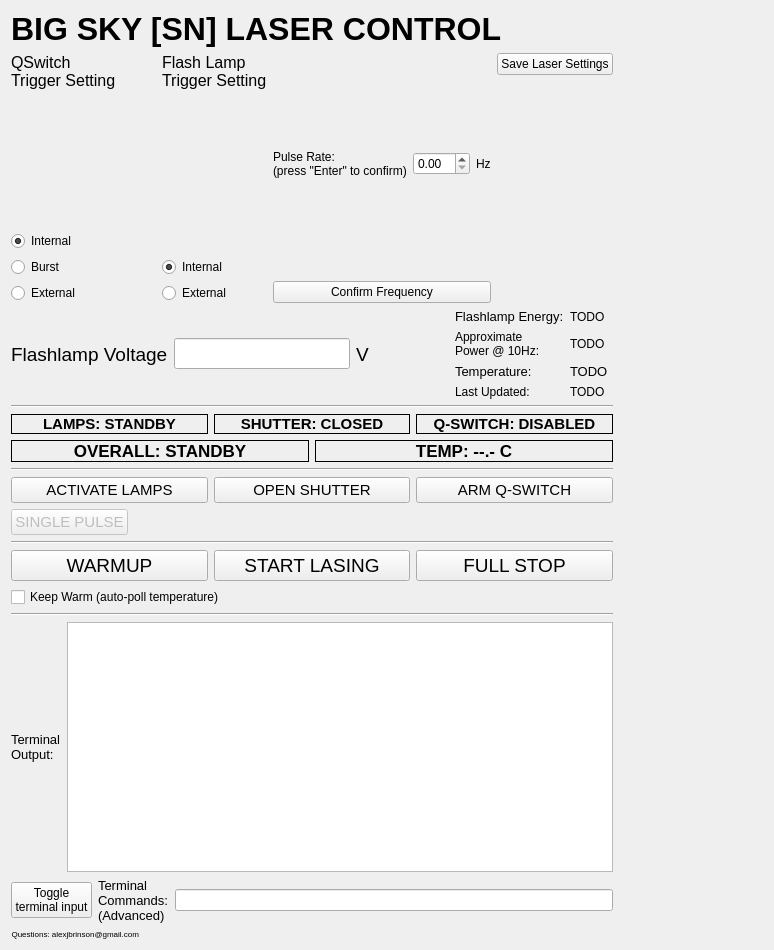
Qt form GuiBigSkyWidget.ui (RaXcollab/BigSkyControl) before a commit.
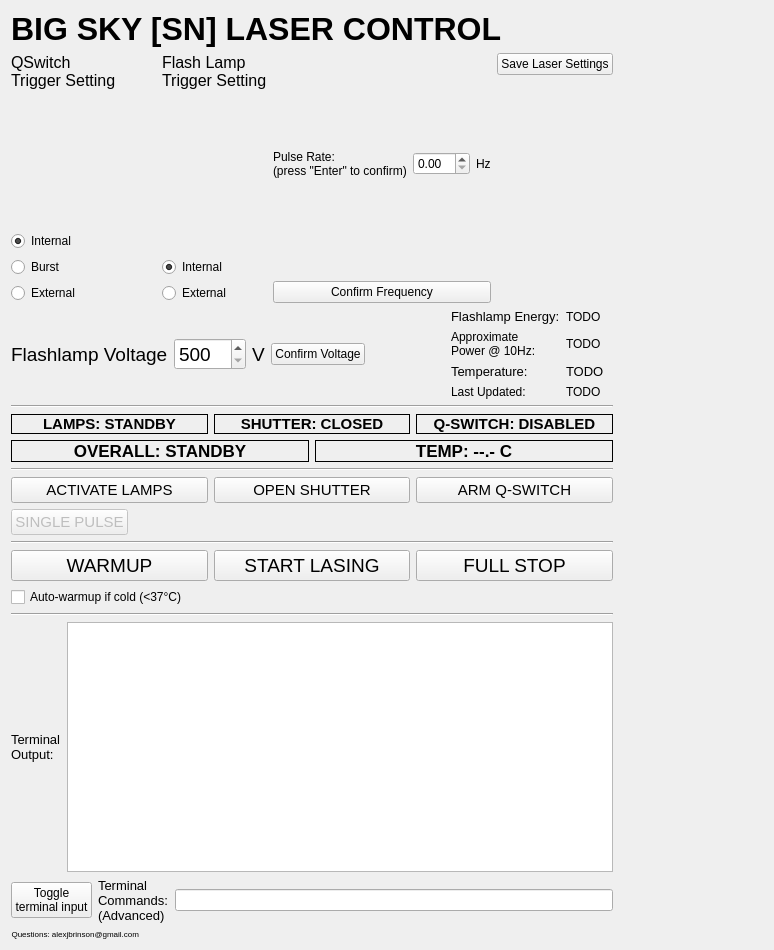
The same form after that commit.

Commit message: Replace voltage LineEdit with SpinBox + Confirm Voltage button; relabel Keep Warm checkbox

The edit to the form file:
```diff
--- a/GuiBigSkyWidget.ui
+++ b/GuiBigSkyWidget.ui
@@ -228,14 +228,23 @@
               </widget>
              </item>
              <item>
-              <widget class="QLineEdit" name="flashLampVoltageLineEdit">
+              <widget class="QSpinBox" name="flashLampVoltageSpinBox">
                <property name="font">
                 <font>
                  <pointsize>14</pointsize>
                 </font>
                </property>
-               <property name="maxLength">
-                <number>4</number>
+               <property name="minimum">
+                <number>500</number>
+               </property>
+               <property name="maximum">
+                <number>1400</number>
+               </property>
+               <property name="singleStep">
+                <number>1</number>
+               </property>
+               <property name="value">
+                <number>500</number>
                </property>
               </widget>
              </item>
@@ -251,6 +260,13 @@
                </property>
               </widget>
              </item>
+             <item>
+              <widget class="QPushButton" name="voltageConfirmationButton">
+               <property name="text">
+                <string>Confirm Voltage</string>
+               </property>
+              </widget>
+             </item>
              <item>
               <spacer name="horizontalSpacer_5">
                <property name="orientation">
@@ -536,7 +552,8 @@
         <layout class="QHBoxLayout" name="keepWarmLayout">
          <item>
           <widget class="QCheckBox" name="keepWarmCheckBox">
-           <property name="text"><string>Keep Warm (auto-poll temperature)</string></property>
+           <property name="text"><string>Auto-warmup if cold (&lt;37°C)</string></property>
+           <property name="toolTip"><string>While in manual mode, automatically enter warmup if temperature drops below 37°C. Temperature polling itself is always on while serial is connected.</string></property>
           </widget>
          </item>
         </layout>
```
